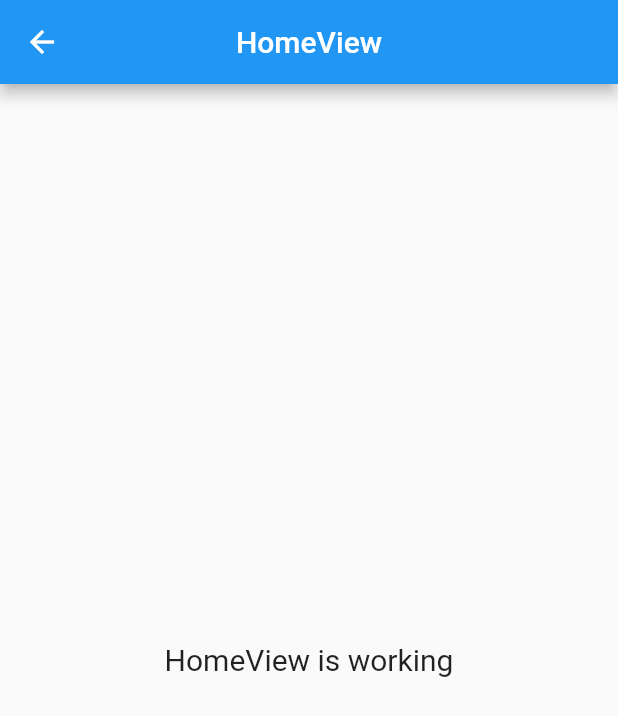
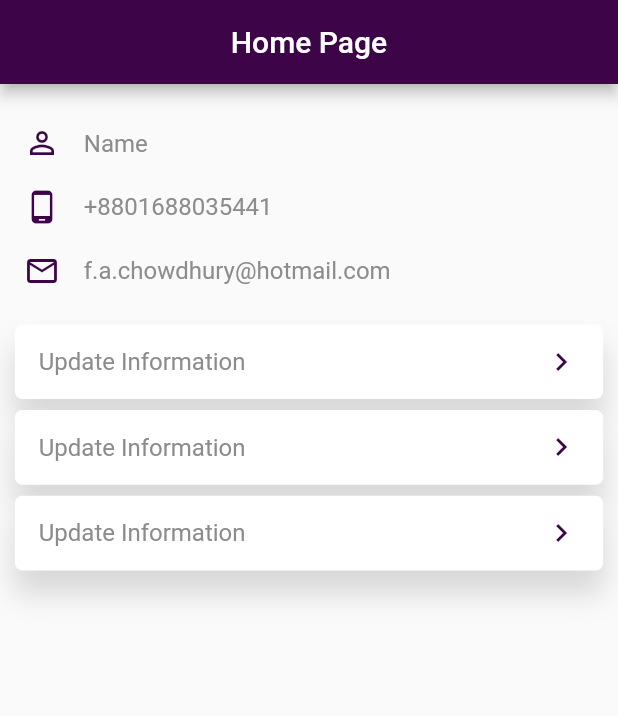
Before and after one commit to Forhan96/rest_crud_flutter, a Flutter app: the HomeView screen opened by its route, on a phone screen of 412 x 824 dp. Shown: the top 716 px of the screen. Run offline on Flutter 3.47's test engine with Material 2 defaults, Android fonts, the phone set to English and light mode, and no system bars; our stand-ins replace flutter_screenutil, get, google_fonts; Roboto replaces fonts that are missing (Alexandria).

Commit message:
home screen

```diff
--- a/lib/app/modules/home/views/home_view.dart
+++ b/lib/app/modules/home/views/home_view.dart
@@ -1,6 +1,9 @@
 import 'package:flutter/material.dart';
+import 'package:flutter_screenutil/flutter_screenutil.dart';
 
 import 'package:get/get.dart';
+import 'package:google_fonts/google_fonts.dart';
+import 'package:rest_crud_flutter/app/utils/color_const.dart';
 
 import '../controllers/home_controller.dart';
 
@@ -10,13 +13,110 @@ class HomeView extends GetView<HomeController> {
   Widget build(BuildContext context) {
     return Scaffold(
       appBar: AppBar(
-        title: const Text('HomeView'),
+        title: const Text('Home Page'),
         centerTitle: true,
+        automaticallyImplyLeading: false,
+        backgroundColor: AppColors.primaryColor,
       ),
-      body: const Center(
-        child: Text(
-          'HomeView is working',
-          style: TextStyle(fontSize: 20),
+      body: Center(
+        child: Column(
+          children: [
+            SizedBox(
+              height: 20.h,
+            ),
+            _infoCard(icon: Icons.person_outline, value: "Name"),
+            _infoCard(icon: Icons.phone_android, value: "+8801688035441"),
+            _infoCard(icon: Icons.email_outlined, value: "f.a.chowdhury@hotmail.com"),
+            SizedBox(
+              height: 12.h,
+            ),
+            SettingCard(
+              onTap: () {},
+              title: "Update Information",
+            ),
+            SettingCard(
+              onTap: () {},
+              title: "Update Information",
+            ),
+            SettingCard(
+              onTap: () {},
+              title: "Update Information",
+            ),
+          ],
+        ),
+      ),
+    );
+  }
+
+  Widget _infoCard({required IconData icon, required String value}) {
+    return Padding(
+      padding: EdgeInsets.symmetric(vertical: 10.h, horizontal: 16.w),
+      child: Row(
+        children: [
+          Icon(
+            icon,
+            color: AppColors.primaryColor,
+          ),
+          SizedBox(
+            width: 16.w,
+          ),
+          Text(
+            value,
+            style: GoogleFonts.alexandria(
+              color: AppColors.seconderyColor,
+              fontSize: 16,
+            ),
+          ),
+        ],
+      ),
+    );
+  }
+}
+
+class SettingCard extends StatelessWidget {
+  const SettingCard({
+    super.key,
+    this.onTap,
+    required this.title,
+  });
+  final Function? onTap;
+  final String title;
+
+  @override
+  Widget build(BuildContext context) {
+    return InkWell(
+      onTap: () {
+        onTap?.call();
+      },
+      child: Container(
+        padding: EdgeInsets.symmetric(vertical: 14.h, horizontal: 16.w),
+        margin: EdgeInsets.symmetric(vertical: 4.h, horizontal: 10.w),
+        decoration: BoxDecoration(
+            color: Colors.white,
+            boxShadow: [
+              BoxShadow(
+                color: AppColors.seconderyColor.withOpacity(0.3),
+                spreadRadius: 1,
+                blurRadius: 15,
+                offset: const Offset(0, 15),
+              ),
+            ],
+            borderRadius: BorderRadius.circular(5)),
+        child: Row(
+          mainAxisAlignment: MainAxisAlignment.spaceBetween,
+          children: [
+            Text(
+              title,
+              style: GoogleFonts.alexandria(
+                color: AppColors.seconderyColor,
+                fontSize: 16,
+              ),
+            ),
+            const Icon(
+              Icons.chevron_right,
+              color: AppColors.primaryColor,
+            ),
+          ],
         ),
       ),
     );
--- a/lib/app/modules/login/views/login_view.dart
+++ b/lib/app/modules/login/views/login_view.dart
@@ -67,7 +67,7 @@ class LoginView extends GetView<LoginController> with InputValidationMixin {
                       controller: passwordController,
                       hintText: "Password",
                       validator: (password) {
-                        if (isNotEmpty(password ?? "")) {
+                        if (isPasswordValid(password ?? "")) {
                           return null;
                         } else {
                           return 'Use uppercase, lowecase, digits & special characters';
@@ -80,7 +80,10 @@ class LoginView extends GetView<LoginController> with InputValidationMixin {
                     ),
                     ElevatedButton(
                       onPressed: () {
-                        formKey.currentState?.validate();
+                        if (!formKey.currentState!.validate()) {
+                          return;
+                        }
+                        Get.offNamedUntil(Routes.HOME, (route) => false);
                       },
                       style: ElevatedButton.styleFrom(
                         backgroundColor: AppColors.primaryColor,
@@ -114,7 +117,7 @@ class LoginView extends GetView<LoginController> with InputValidationMixin {
                     TextSpan(
                       recognizer: TapGestureRecognizer()
                         ..onTap = () {
-                          Get.toNamed(Routes.REGISTER);
+                          Get.offAndToNamed(Routes.REGISTER);
                         },
                       text: "Register",
                       style: GoogleFonts.alexandria(
```
